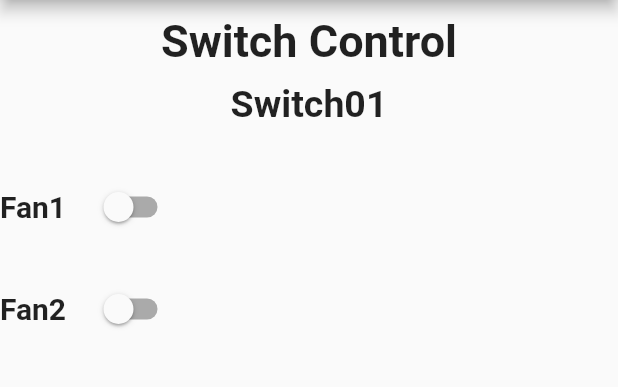
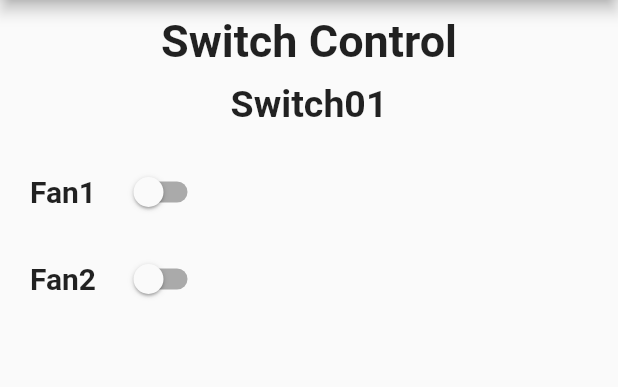
Before and after one commit to neko0xff/2023_schoolResearch_ClientApp, a Flutter app: the HomePage screen opened directly with empty values, tab 3 chosen, on a phone screen of 412 x 824 dp, the part 84-471 px from its top. Run offline on Flutter 3.47's test engine with Material 2 defaults, Android fonts, the phone set to English and light mode, and no system bars; our stand-ins replace shared_preferences; missing offline and left inert: local_notifier; accounts and stored records are empty.

Commit message:
20230711 update

```diff
--- a/src/viewapp_v1/lib/main.dart
+++ b/src/viewapp_v1/lib/main.dart
@@ -6,10 +6,11 @@ import 'package:viewapp_v1/pages/user/register.dart';
 
 void main() async {
   runApp(viewAppMain());
+  /* localNotifier: Only Windows,Linux.macOS */
   await localNotifier.setup(
     appName: 'View App v1',
-    // 参数 shortcutPolicy 仅适用于 Windows
-    shortcutPolicy: ShortcutPolicy.requireCreate,
+    shortcutPolicy:
+        ShortcutPolicy.requireCreate, // shortcutPolicy: 仅适用于 Windows
   );
 }
 
--- a/src/viewapp_v1/lib/pages/user/login.dart
+++ b/src/viewapp_v1/lib/pages/user/login.dart
@@ -4,6 +4,7 @@ import 'dart:convert';
 
 import 'package:flutter/material.dart';
 import 'package:http/http.dart' as http;
+import 'package:local_notifier/local_notifier.dart';
 import 'package:viewapp_v1/class/user.dart';
 import 'package:viewapp_v1/modules/PreferencesUtil.dart';
 import 'package:viewapp_v1/pages/home.dart';
@@ -174,6 +175,10 @@ class btnLoginSend extends StatelessWidget {
         serverSource: serverSourceStr.text,
         LoginName: data["LoginName"],
         username: data["username"]);
+    LocalNotification notification = LocalNotification(
+      title: "Tip",
+      body: "Now Login User: ${data["LoginName"]} ",
+    );
 
     /*主迴圈*/
     if (code == "1") {
@@ -181,6 +186,7 @@ class btnLoginSend extends StatelessWidget {
       PreferencesUtil.saveString('serverSource', serverSourceStr.text);
       PreferencesUtil.saveString('username', data["username"]);
       PreferencesUtil.saveString('LoginName', data["LoginName"]);
+      notification.show(); //for Windows,Linux.macOS
       //Go To HomePage
       Navigator.push(
           context,
--- a/src/viewapp_v1/lib/pages/widget/switch01ctr.dart
+++ b/src/viewapp_v1/lib/pages/widget/switch01ctr.dart
@@ -63,7 +63,7 @@ class _SwitchctrState extends State<Switchctr> {
     return Center(
       child: Column(
         children: <Widget>[
-          const SizedBox(height: 20),
+          const SizedBox(height: 10),
           Fan1ctr(
             switchSelectedFan1: _switchSelectedFan1,
             onChanged: (value) {
@@ -74,7 +74,7 @@ class _SwitchctrState extends State<Switchctr> {
               _connectToServer();
             },
           ),
-          const SizedBox(height: 20),
+          const SizedBox(height: 10),
           Fan2ctr(
             switchSelectedFan2: _switchSelectedFan2,
             onChanged: (value) {
@@ -107,6 +107,7 @@ class Fan1ctr extends StatelessWidget {
   Widget build(BuildContext context) {
     return Row(
       children: <Widget>[
+        const SizedBox(width: 20),
         const Text(
           "Fan1 ",
           style: TextStyle(fontSize: 20, fontWeight: FontWeight.bold),
@@ -136,6 +137,7 @@ class Fan2ctr extends StatelessWidget {
   Widget build(BuildContext context) {
     return Row(
       children: <Widget>[
+        const SizedBox(width: 20),
         const Text(
           "Fan2 ",
           style: TextStyle(fontSize: 20, fontWeight: FontWeight.bold),
```
Also changed, not shown: src/viewapp_v1/lib/pages/home.dart (+8 -2 lines).
